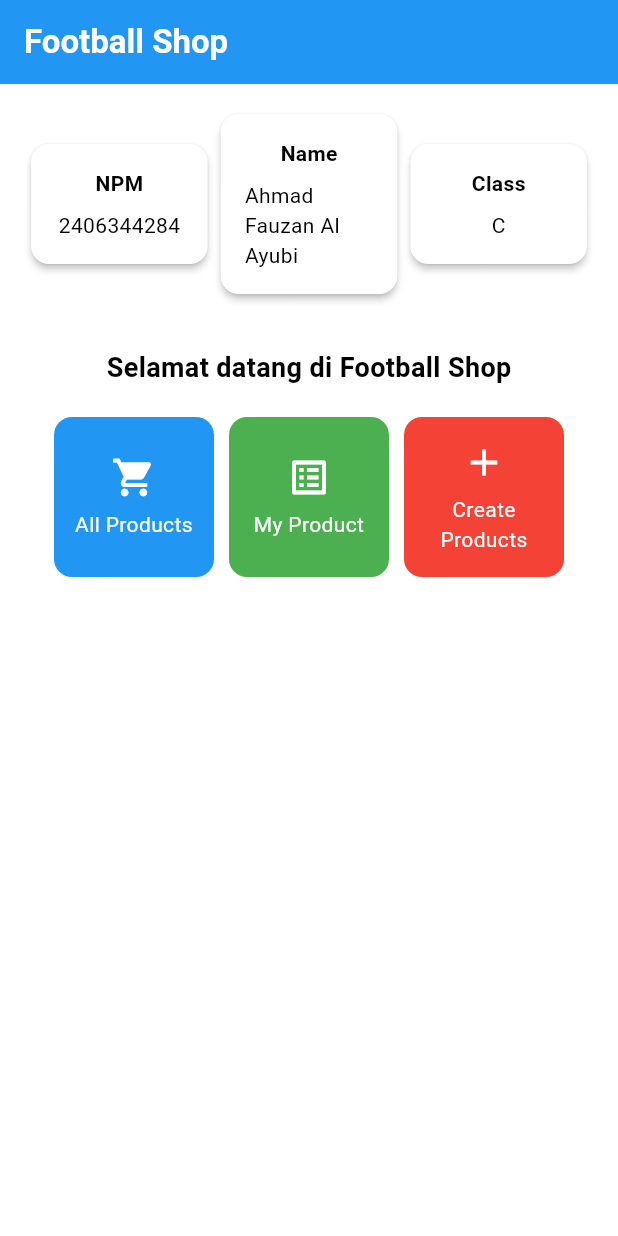
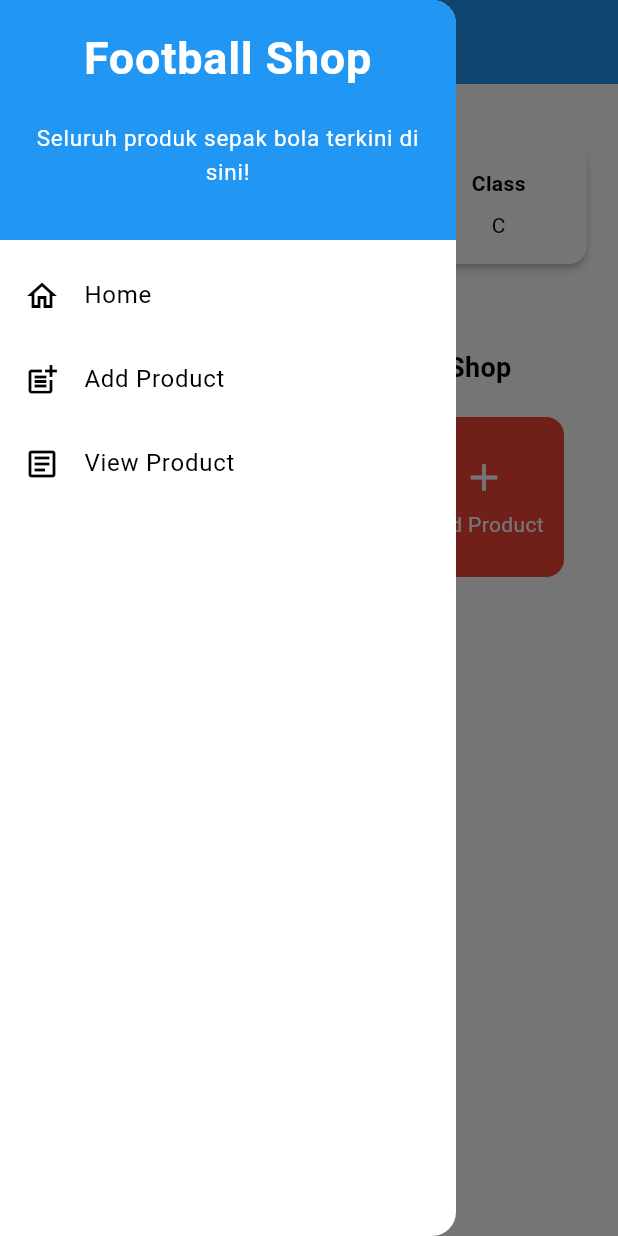
Before and after one commit to Fauzan2125/football-shop-mobile, a Flutter app: the screen it shows after launch, with the side drawer open (before the commit the screen has no drawer), on a phone screen of 412 x 824 dp. Run offline on Flutter 3.47's test engine with Material 3 defaults, Android fonts, the phone set to English and light mode, and no system bars.

Commit message:
Tugas 8 DONE

```diff
--- a/lib/main.dart
+++ b/lib/main.dart
@@ -1,5 +1,5 @@
 import 'package:flutter/material.dart';
-import 'package:football_shop/menu.dart';
+import 'package:football_shop/screens/menu.dart';
 
 void main() {
   runApp(const MyApp());
--- a/lib/menu.dart
+++ /dev/null
@@ -1,188 +0,0 @@
-import 'package:flutter/material.dart';
-
-class MyHomePage extends StatelessWidget {
-    MyHomePage({super.key});
-
-    final String nama = "Ahmad Fauzan Al Ayubi"; //nama
-    final String npm = "2406344284"; //npm
-    final String kelas = "C"; //kelas
-
-    final List<ItemHomepage> items = [
-        ItemHomepage("All Products", Icons.shopping_cart, Colors.blue),
-        ItemHomepage("My Product", Icons.list_alt, Colors.green),
-        ItemHomepage("Create Products", Icons.add, Colors.red),
-      ];
-
-    @override
-    Widget build(BuildContext context) {
-    // Scaffold menyediakan struktur dasar halaman dengan AppBar dan body.
-    return Scaffold(
-      // AppBar adalah bagian atas halaman yang menampilkan judul.
-      appBar: AppBar(
-        // Judul aplikasi "Football Shop" dengan teks putih dan tebal.
-        title: const Text(
-          'Football Shop',
-          style: TextStyle(
-            color: Colors.white,
-            fontWeight: FontWeight.bold,
-          ),
-        ),
-        // Warna latar belakang AppBar diambil dari skema warna tema aplikasi.
-        backgroundColor: Theme.of(context).colorScheme.primary,
-      ),
-      // Body halaman dengan padding di sekelilingnya.
-      body: Padding(
-        padding: const EdgeInsets.all(16.0),
-        // Menyusun widget secara vertikal dalam sebuah kolom.
-        child: Column(
-          crossAxisAlignment: CrossAxisAlignment.center,
-          children: [
-            // Row untuk menampilkan 3 InfoCard secara horizontal.
-            Row(
-              mainAxisAlignment: MainAxisAlignment.spaceEvenly,
-              children: [
-                InfoCard(title: 'NPM', content: npm),
-                InfoCard(title: 'Name', content: nama),
-                InfoCard(title: 'Class', content: kelas),
-              ],
-            ),
-
-            // Memberikan jarak vertikal 16 unit.
-            const SizedBox(height: 16.0),
-
-            // Menempatkan widget berikutnya di tengah halaman.
-            Center(
-              child: Column(
-                // Menyusun teks dan grid item secara vertikal.
-
-                children: [
-                  // Menampilkan teks sambutan dengan gaya tebal dan ukuran 18.
-                  const Padding(
-                    padding: EdgeInsets.only(top: 16.0),
-                    child: Text(
-                      'Selamat datang di Football Shop',
-                      style: TextStyle(
-                        fontWeight: FontWeight.bold,
-                        fontSize: 18.0,
-                      ),
-                    ),
-                  ),
-
-                  // Grid untuk menampilkan ItemCard dalam bentuk grid 3 kolom.
-                  GridView.count(
-                    primary: true,
-                    padding: const EdgeInsets.all(20),
-                    crossAxisSpacing: 10,
-                    mainAxisSpacing: 10,
-                    crossAxisCount: 3,
-                    // Agar grid menyesuaikan tinggi kontennya.
-                    shrinkWrap: true,
-
-                    // Menampilkan ItemCard untuk setiap item dalam list items.
-                    children: items.map((ItemHomepage item) {
-                      return ItemCard(item);
-                    }).toList(),
-                  ),
-                ],
-              ),
-            ),
-          ],
-        ),
-      ),
-    );
-  }
-}
-
-class InfoCard extends StatelessWidget {
-  // Kartu informasi yang menampilkan title dan content.
-
-  final String title;  // Judul kartu.
-  final String content;  // Isi kartu.
-
-  const InfoCard({super.key, required this.title, required this.content});
-
-  @override
-  Widget build(BuildContext context) {
-    return Card(
-      // Membuat kotak kartu dengan bayangan dibawahnya.
-      elevation: 2.0,
-      child: Container(
-        // Mengatur ukuran dan jarak di dalam kartu.
-        width: MediaQuery.of(context).size.width / 3.5, // menyesuaikan dengan lebar device yang digunakan.
-        padding: const EdgeInsets.all(16.0),
-        // Menyusun title dan content secara vertikal.
-        child: Column(
-          children: [
-            Text(
-              title,
-              style: const TextStyle(fontWeight: FontWeight.bold),
-            ),
-            const SizedBox(height: 8.0),
-            Text(content),
-          ],
-        ),
-      ),
-    );
-  }
-}
-
-class ItemHomepage {
- final String name;
- final IconData icon;
- final Color color;
-
- ItemHomepage(this.name, this.icon, this.color);
-}
-
-class ItemCard extends StatelessWidget {
-  // Menampilkan kartu dengan ikon dan nama.
-
-  final ItemHomepage item;
-
-  const ItemCard(this.item, {super.key});
-
-  @override
-  Widget build(BuildContext context) {
-    return Material(
-      // Menentukan warna latar belakang dari tema aplikasi.
-      color: item.color,
-      // Membuat sudut kartu melengkung.
-      borderRadius: BorderRadius.circular(12),
-
-      child: InkWell(
-        // Aksi ketika kartu ditekan.
-        onTap: () {
-          // Menampilkan pesan SnackBar saat kartu ditekan.
-          ScaffoldMessenger.of(context)
-            ..hideCurrentSnackBar()
-            ..showSnackBar(
-              SnackBar(content: Text("Kamu telah menekan tombol ${item.name}!"))
-            );
-        },
-        // Container untuk menyimpan Icon dan Text
-        child: Container(
-          padding: const EdgeInsets.all(8),
-          child: Center(
-            child: Column(
-              // Menyusun ikon dan teks di tengah kartu.
-              mainAxisAlignment: MainAxisAlignment.center,
-              children: [
-                Icon(
-                  item.icon,
-                  color: Colors.white,
-                  size: 30.0,
-                ),
-                const Padding(padding: EdgeInsets.all(3)),
-                Text(
-                  item.name,
-                  textAlign: TextAlign.center,
-                  style: const TextStyle(color: Colors.white),
-                ),
-              ],
-            ),
-          ),
-        ),
-      ),
-    );
-  }
-}
--- /dev/null
+++ b/lib/screens/menu.dart
@@ -0,0 +1,112 @@
+import 'package:flutter/material.dart';
+import 'package:football_shop/widgets/left_drawer.dart';
+import 'package:football_shop/widgets/product_card.dart';
+
+class MyHomePage extends StatelessWidget {
+  MyHomePage({super.key});
+  final String nama = "Ahmad Fauzan Al Ayubi";
+  final String npm = "2406344284";
+  final String kelas = "C";
+  final List<ItemHomepage> items = [
+    ItemHomepage("All Products", Icons.shopping_cart, Colors.blue),
+    ItemHomepage("My Product", Icons.list_alt, Colors.green),
+    ItemHomepage("Add Product", Icons.add, Colors.red),
+  ];
+
+  @override
+  Widget build(BuildContext context) {
+    return Scaffold(
+      appBar: AppBar(
+        title: const Text(
+          'Football Shop',
+          style: TextStyle(
+            color: Colors.white,
+            fontWeight: FontWeight.bold,
+          ),
+        ),
+        backgroundColor: Theme.of(context).colorScheme.primary,
+      ),
+      drawer: const LeftDrawer(),
+      body: Padding(
+        padding: const EdgeInsets.all(16.0),
+        child: Column(
+          crossAxisAlignment: CrossAxisAlignment.center,
+          children: [
+            Row(
+              mainAxisAlignment: MainAxisAlignment.spaceEvenly,
+              children: [
+                InfoCard(title: 'NPM', content: npm),
+                InfoCard(title: 'Name', content: nama),
+                InfoCard(title: 'Class', content: kelas),
+              ],
+            ),
+            const SizedBox(height: 16.0),
+            Center(
+              child: Column(
+                children: [
+                  const Padding(
+                    padding: EdgeInsets.only(top: 16.0),
+                    child: Text(
+                      'Selamat datang di Football Shop',
+                      style: TextStyle(
+                        fontWeight: FontWeight.bold,
+                        fontSize: 18.0,
+                      ),
+                    ),
+                  ),
+                  GridView.count(
+                    primary: true,
+                    padding: const EdgeInsets.all(20),
+                    crossAxisSpacing: 10,
+                    mainAxisSpacing: 10,
+                    crossAxisCount: 3,
+                    shrinkWrap: true,
+                    children: items.map((ItemHomepage item) {
+                      return ItemCard(item);
+                    }).toList(),
+                  ),
+                ],
+              ),
+            ),
+          ],
+        ),
+      ),
+    );
+  }
+}
+
+class InfoCard extends StatelessWidget {
+  final String title;
+  final String content;
+
+  const InfoCard({super.key, required this.title, required this.content});
+
+  @override
+  Widget build(BuildContext context) {
+    return Card(
+      elevation: 2.0,
+      child: Container(
+        width: MediaQuery.of(context).size.width / 3.5,
+        padding: const EdgeInsets.all(16.0),
+        child: Column(
+          children: [
+            Text(
+              title,
+              style: const TextStyle(fontWeight: FontWeight.bold),
+            ),
+            const SizedBox(height: 8.0),
+            Text(content),
+          ],
+        ),
+      ),
+    );
+  }
+}
+
+class ItemHomepage {
+  final String name;
+  final IconData icon;
+  final Color color;
+
+  ItemHomepage(this.name, this.icon, this.color);
+}
--- /dev/null
+++ b/lib/widgets/left_drawer.dart
@@ -0,0 +1,77 @@
+import 'package:flutter/material.dart';
+import 'package:football_shop/screens/menu.dart';
+import 'package:football_shop/screens/productlist_form.dart';
+
+class LeftDrawer extends StatelessWidget {
+  const LeftDrawer({super.key});
+
+  @override
+  Widget build(BuildContext context) {
+    return Drawer(
+      child: ListView(
+        children: [
+          const DrawerHeader(
+            decoration: BoxDecoration(
+              color: Colors.blue,
+            ),
+            child: Column(
+              children: [
+                Text(
+                  'Football Shop',
+                  textAlign: TextAlign.center,
+                  style: TextStyle(
+                    fontSize: 30,
+                    fontWeight: FontWeight.bold,
+                    color: Colors.white,
+                  ),
+                ),
+                Padding(padding: EdgeInsets.all(10)),
+                Text(
+                  "Seluruh produk sepak bola terkini di sini!",
+                  textAlign: TextAlign.center,
+                  style: TextStyle(
+                    fontSize: 15,
+                    color: Colors.white,
+                    fontWeight: FontWeight.normal,
+                  ),
+                ),
+              ],
+            ),
+          ),
+          ListTile(
+            leading: const Icon(Icons.home_outlined),
+            title: const Text('Home'),
+            onTap: () {
+              Navigator.pushReplacement(
+                context,
+                MaterialPageRoute(
+                  builder: (context) => MyHomePage(),
+                ),
+              );
+            },
+          ),
+          ListTile(
+            leading: const Icon(Icons.post_add),
+            title: const Text('Add Product'),
+            onTap: () {
+              Navigator.push(
+                context,
+                MaterialPageRoute(builder: (context) => const ProductFormPage()),
+              );
+            },
+          ),
+          ListTile(
+            leading: const Icon(Icons.article_outlined),
+            title: const Text('View Product'),
+            onTap: () {
+              Navigator.push(
+                context,
+                MaterialPageRoute(builder: (context) => MyHomePage()),
+              );
+            },
+          ),
+        ],
+      ),
+    );
+  }
+}
--- /dev/null
+++ b/lib/widgets/product_card.dart
@@ -0,0 +1,55 @@
+import 'package:flutter/material.dart';
+import 'package:football_shop/screens/productlist_form.dart';
+import 'package:football_shop/screens/menu.dart';
+
+class ItemCard extends StatelessWidget {
+  final ItemHomepage item;
+
+  const ItemCard(this.item, {super.key});
+
+  @override
+  Widget build(BuildContext context) {
+    return Material(
+      color: item.color,
+      borderRadius: BorderRadius.circular(12),
+      child: InkWell(
+        onTap: () {
+          ScaffoldMessenger.of(context)
+            ..hideCurrentSnackBar()
+            ..showSnackBar(
+                SnackBar(content: Text("Kamu telah menekan tombol ${item.name}!")));
+
+          if (item.name == "Add Product") {
+            Navigator.push(
+              context,
+              MaterialPageRoute(
+                builder: (context) => const ProductFormPage(),
+              ),
+            );
+          }
+        },
+        child: Container(
+          padding: const EdgeInsets.all(8),
+          child: Center(
+            child: Column(
+              mainAxisAlignment: MainAxisAlignment.center,
+              children: [
+                Icon(
+                  item.icon,
+                  color: Colors.white,
+                  size: 30.0,
+                ),
+                const Padding(padding: EdgeInsets.all(3)),
+                Text(
+                  item.name,
+                  textAlign: TextAlign.center,
+                  style: const TextStyle(color: Colors.white),
+                ),
+              ],
+            ),
+          ),
+        ),
+      ),
+    );
+  }
+}
```
Also changed, not shown: lib/screens/productlist_form.dart (added, +250 -0 lines).
